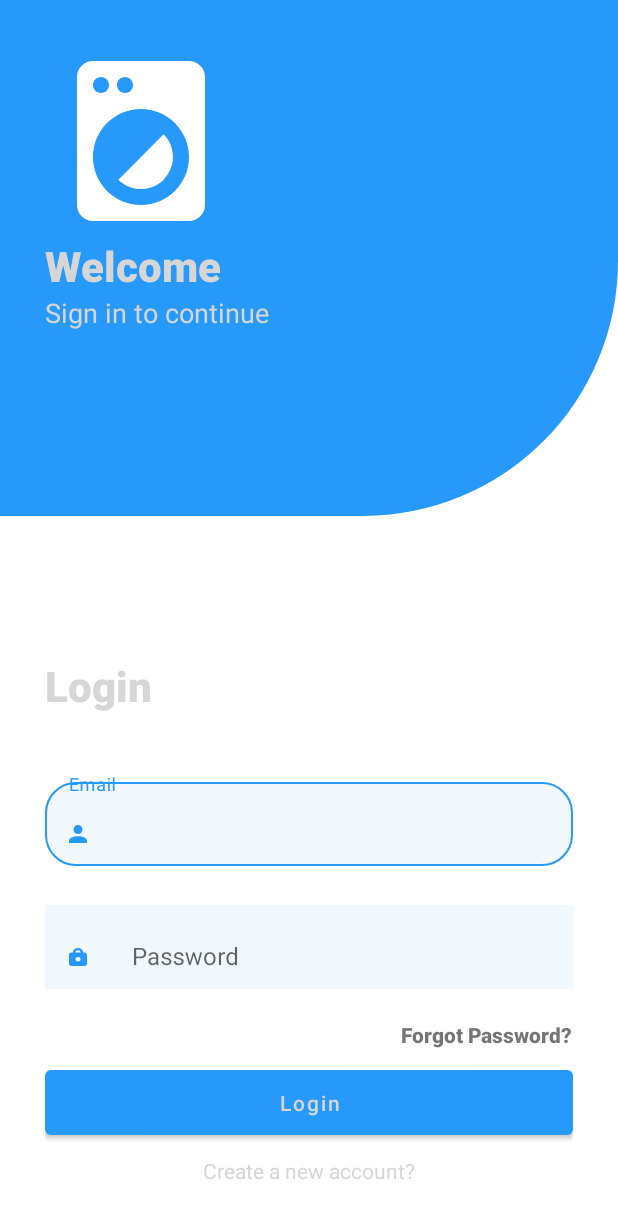
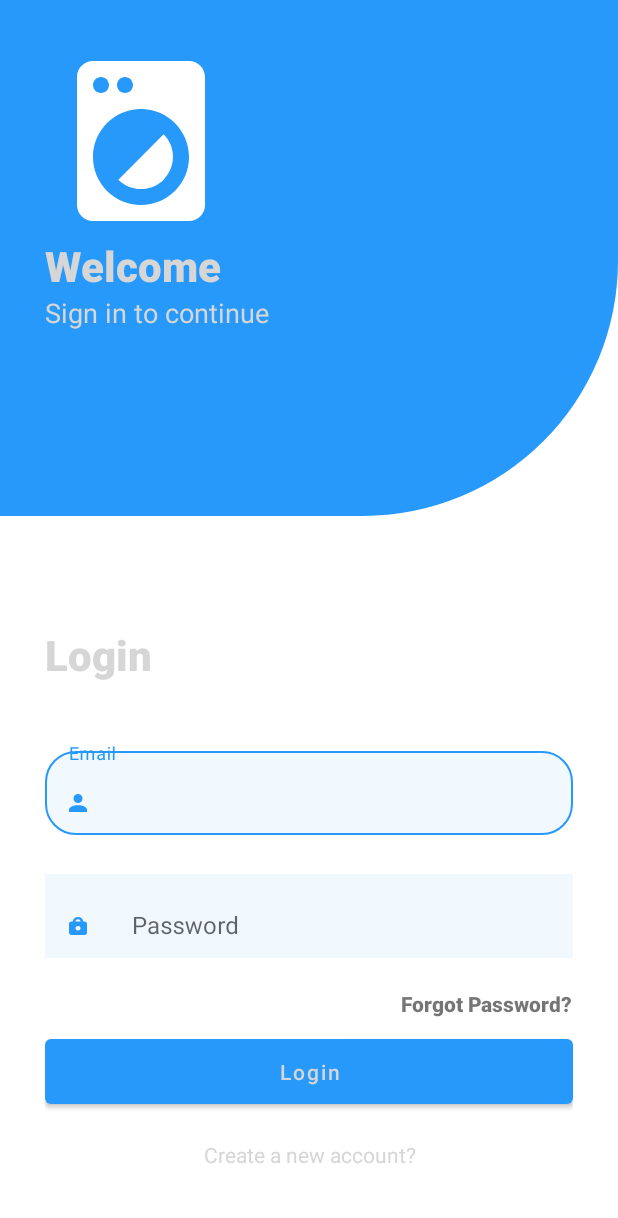
Before and after one commit to phuongtinhbien/NewLaundry2, an Android app: the screen it shows after launch (LoginActivity), on a phone screen of 412 x 824 dp. Shown: the top 1218 px of the screen. Run offline under Robolectric (Android 15) with nearby library versions, the phone set to English and light mode, and no system bars; libraries missing offline, so code that uses them is left out: com.apollographql.apollo.

Commit message:
change ui login fix err login

```diff
--- a/app/build.gradle
+++ b/app/build.gradle
@@ -20,8 +20,10 @@ android {
 
 apollo {
     customTypeMapping = [
-            "Jwt" : "java.lang.String",
-            "BigFloat": "java.lang.String"
+            "Jwt"     : "java.lang.String",
+            "BigFloat": "java.lang.String",
+            "Datetime": "java.lang.String",
+
     ]
     suppressRawTypesWarning = true
 }
--- a/app/src/main/AndroidManifest.xml
+++ b/app/src/main/AndroidManifest.xml
@@ -16,9 +16,7 @@
         android:theme="@style/AppTheme">
         <activity
             android:name=".Main.MainActivity"
-            android:label="@string/app_name">
-
-        </activity>
+            android:label="@string/app_name"></activity>
         <activity android:name=".Promotion.PromotionActivity" />
         <activity android:name=".Payment.PaymentActivity" />
         <activity
@@ -43,6 +41,7 @@
                 <category android:name="android.intent.category.LAUNCHER" />
             </intent-filter>
         </activity>
+        <activity android:name=".SignUpActivity"></activity>
     </application>
 
 </manifest>
--- a/app/src/main/java/com/example/vuphu/newlaundry/LoginActivity.java
+++ b/app/src/main/java/com/example/vuphu/newlaundry/LoginActivity.java
@@ -7,64 +7,53 @@ import android.support.design.widget.TextInputLayout;
 import android.support.v7.app.AppCompatActivity;
 import android.os.Bundle;
 import android.util.Log;
+import android.view.Gravity;
 import android.view.View;
 import android.widget.EditText;
 import android.widget.Toast;
 
+import com.apollographql.apollo.ApolloCall;
+import com.apollographql.apollo.ApolloClient;
+import com.apollographql.apollo.api.Response;
+import com.apollographql.apollo.exception.ApolloException;
 import com.example.vuphu.newlaundry.Graphql.GraphqlClient;
+import com.example.vuphu.newlaundry.Popup.Popup;
 import com.example.vuphu.newlaundry.Utils.PreferenceUtil;
 import com.example.vuphu.newlaundry.Graphql.Services;
 import com.example.vuphu.newlaundry.Main.MainActivity;
 import com.example.vuphu.newlaundry.Utils.Util;
 
-import static com.example.vuphu.newlaundry.R.string.input_email_err;
+import org.jetbrains.annotations.NotNull;
+
+import java.util.Calendar;
 
 public class LoginActivity extends AppCompatActivity {
 
     private EditText email;
     private EditText password;
     private MaterialButton btnLogin;
+    private Popup popup;
+    private static String token;
     @Override
     protected void onCreate(Bundle savedInstanceState) {
         super.onCreate(savedInstanceState);
         setContentView(R.layout.activity_login);
         init();
-        String preToken = PreferenceUtil.getAuthToken(getApplicationContext());
-        if (!Util.isEmptyorNull(preToken)) {
-            final Services services = new Services(GraphqlClient.getApolloClient(PreferenceUtil.getAuthToken(getApplicationContext()).trim()));
-            CurrentUserQuery.CurrentUser currentUser= services.currentUser();
-            if (currentUser!= null){
-                startActivity(new Intent(getApplicationContext(), MainActivity.class));
-                Log.i("current_user", currentUser.toString());
-                finish();
-            }
-
-        }
+        successLogin();
     }
 
     private  void init(){
         email = findViewById(R.id.login_email);
-        Util.showHideCursor(email);
         password = findViewById(R.id.login_password);
-        Util.showHideCursor(password);
         btnLogin = findViewById(R.id.btn_login);
 
+        popup = new Popup(this);
         btnLogin.setOnClickListener(new View.OnClickListener() {
             @Override
             public void onClick(View view) {
-                    if (validate()){
-                        String token = GraphqlClient
-                                .authentication(
-                                        email.getText().toString(),
-                                        password.getText().toString());
-
-                        if (!Util.isEmptyorNull(token)){
-                            PreferenceUtil.setAuthToken(getApplicationContext(),token);
-                            startActivity(new Intent(getApplicationContext(), MainActivity.class));
-                            finish();
-                        }
-
-                    }
+                popup.createLoadingDialog();
+                popup.show();
+                authentication(email.getText().toString(), password.getText().toString());
             }
         });
 
@@ -88,4 +77,71 @@ public class LoginActivity extends AppCompatActivity {
 
 
     }
+
+    public void signUp(View v){
+        startActivity(new Intent(this, SignUpActivity.class));
+    }
+
+    public String authentication(String email, String pass) {
+
+        GraphqlClient.getApolloClient(null, true).mutate(AuthenticateMutation.builder()
+                .email(email)
+                .password(pass)
+                .userType(Services.USER_TYPE)
+                .build()).enqueue(new ApolloCall.Callback<AuthenticateMutation.Data>() {
+            @Override
+            public void onResponse(@NotNull final Response<AuthenticateMutation.Data> response) {
+                /*   Log.i("authentication_token", response.data().authenticate().jwt());*/
+                token = response.data().authenticate().jwt();
+                LoginActivity.this.runOnUiThread(new Runnable() {
+                    @Override
+                    public void run() {
+                        if (!Util.isEmptyorNull(token)){
+
+                            popup.hide();
+                            PreferenceUtil.setAuthToken(getApplicationContext(), token);
+                            PreferenceUtil.setLastCheckedAuthTokenTime(getApplicationContext(), Calendar.getInstance().getTimeInMillis());
+                            successLogin();
+                        }
+                        else {
+                            popup.hide();
+                            popup.createFailDialog(R.string.email_password_wrong, R.string.btn_fail);
+                            popup.show();
+                        }
+
+                        if (response.hasErrors()){
+                            popup.hide();
+                            popup.createFailDialog(response.errors().get(0).message(), "Fail");
+                            popup.show();
+                        }
+                    }
+                });
+            }
+
+            @Override
+            public void onFailure(@NotNull ApolloException e) {
+                Log.e("authentication_err", e.getCause() + " - " + e);
+            }
+
+        });
+        return token;
+    }
+
+    private void successLogin(){
+        String preToken = PreferenceUtil.getAuthToken(getApplicationContext());
+        if (!Util.isEmptyorNull(preToken)) {
+            popup.createLoadingDialog();
+            popup.show();
+            final Services services = new Services(
+                    GraphqlClient.getApolloClient(preToken,
+                            false));
+            CurrentUserQuery.CurrentUser currentUser= services.currentUser();
+            if (currentUser!= null){
+                popup.hide();
+                Toast.makeText(LoginActivity.this, R.string.login_successfuly, Toast.LENGTH_SHORT).show();
+                startActivity(new Intent(getApplicationContext(), MainActivity.class));
+                finish();
+            }
+        }
+    }
 }
--- a/app/src/main/java/com/example/vuphu/newlaundry/Popup/Popup.java
+++ b/app/src/main/java/com/example/vuphu/newlaundry/Popup/Popup.java
@@ -4,6 +4,7 @@ import android.annotation.SuppressLint;
 import android.app.Activity;
 import android.app.Dialog;
 import android.graphics.drawable.ColorDrawable;
+import android.view.Gravity;
 import android.view.View;
 import android.view.ViewGroup;
 import android.view.Window;
@@ -41,12 +42,14 @@ public class Popup {
         dialog.requestWindowFeature(Window.FEATURE_NO_TITLE);
         dialog.getWindow().setLayout(ViewGroup.LayoutParams.MATCH_PARENT, ViewGroup.LayoutParams.WRAP_CONTENT);
         dialog.getWindow().setBackgroundDrawable(new ColorDrawable(android.R.color.transparent));
+        dialog.getWindow().setGravity(Gravity.BOTTOM);
         dialog.setCanceledOnTouchOutside(CANCEL_OUTSIDE);
         dialog.setContentView(R.layout.popup);
         dialogButton = dialog.findViewById(R.id.btn_popup);
         text = dialog.findViewById(R.id.txt_popup_content);
         loading = dialog.findViewById(R.id.progress_popup);
         list = dialog.findViewById(R.id.list_popup);
+        list.setVisibility(View.GONE);
         dialogButton.setOnClickListener(new View.OnClickListener() {
             @Override
             public void onClick(View view) {
@@ -60,6 +63,7 @@ public class Popup {
     }
 
     public void createSuccessDialog(String content, String button){
+        dialogButton.setVisibility(View.VISIBLE);
         text.setText(content);
         dialogButton.setText(button);
         dialogButton.setBackground(this.context.getDrawable(R.drawable.btn_bg));
@@ -67,6 +71,7 @@ public class Popup {
     }
     public void createSuccessDialog(int content, int button){
 
+        dialogButton.setVisibility(View.VISIBLE);
         text.setText(content);
         dialogButton.setText(button);
         dialogButton.setBackground(this.context.getDrawable(R.drawable.btn_bg));
@@ -75,12 +80,15 @@ public class Popup {
 
     public void createFailDialog(String content, String button){
 
+        dialogButton.setVisibility(View.VISIBLE);
         text.setText(content);
         dialogButton.setText(button);
+        dialogButton.setBackground(this.context.getDrawable(R.drawable.btn_fail_bg));
         loading.setVisibility(View.GONE);
     }
     public void createFailDialog(int content, int button){
 
+        dialogButton.setVisibility(View.VISIBLE);
         text.setText(content);
         dialogButton.setText(button);
         dialogButton.setBackground(this.context.getDrawable(R.drawable.btn_fail_bg));
@@ -89,6 +97,7 @@ public class Popup {
 
 
     public void createLoadingDialog (){
+        loading.setVisibility(View.VISIBLE);
         text.setText(R.string.notify_loading);
         dialogButton.setVisibility(View.GONE);
     }
--- a/app/src/main/res/drawable/btn_bg.xml
+++ b/app/src/main/res/drawable/btn_bg.xml
@@ -7,7 +7,7 @@ android:shape="rectangle">
     android:angle="0"
     android:type="linear">
 </gradient>
-<corners android:radius="20dp"></corners>
+<corners android:radius="10dp"></corners>
 <padding
     android:right="@dimen/btn_padding_left_right"
     android:left="@dimen/btn_padding_left_right"></padding>
--- a/app/src/main/res/drawable/btn_fail_bg.xml
+++ b/app/src/main/res/drawable/btn_fail_bg.xml
@@ -7,7 +7,7 @@
         android:angle="0"
         android:type="linear">
     </gradient>
-    <corners android:radius="20dp"></corners>
+    <corners android:radius="10dp"></corners>
     <padding
         android:right="@dimen/btn_padding_left_right"
         android:left="@dimen/btn_padding_left_right"></padding>
--- a/app/src/main/res/layout/activity_login.xml
+++ b/app/src/main/res/layout/activity_login.xml
@@ -56,19 +56,10 @@
             android:layout_width="match_parent"
             android:layout_height="wrap_content"
             android:layout_marginTop="10dp"
-            app:boxBackgroundMode="outline"
-            app:boxPaddingLeft="@dimen/input_drawable_padding"
-            app:boxPaddingRight="@dimen/input_drawable_padding"
-            app:boxCornerRadiusTopLeft="20dp"
-            app:boxCornerRadiusBottomLeft="20dp"
-            app:boxCornerRadiusBottomRight="20dp"
+            style="@style/textInputLayout"
             app:errorEnabled="true"
-            app:boxCornerRadiusTopRight="20dp"
-            app:boxStrokeColor="@color/colorAccent"
-            app:boxStrokeWidth="2dp"
-            app:errorTextAppearance="@style/error"
             android:id="@+id/login_email_layout"
-            app:boxBackgroundColor="@android:color/transparent">
+           >
         <EditText
             android:layout_width="match_parent"
             android:layout_height="wrap_content"
@@ -88,19 +79,9 @@
         <android.support.design.widget.TextInputLayout
             android:layout_width="match_parent"
             android:layout_height="wrap_content"
-            app:boxBackgroundMode="outline"
-            app:boxPaddingLeft="@dimen/input_drawable_padding"
-            app:boxPaddingRight="@dimen/input_drawable_padding"
-            app:boxCornerRadiusTopLeft="20dp"
-            app:boxCornerRadiusBottomLeft="20dp"
-            app:boxCornerRadiusBottomRight="20dp"
+            android:id="@+id/login_password_layout"
             app:errorEnabled="true"
-            app:boxCornerRadiusTopRight="20dp"
-            app:errorTextAppearance="@style/error"
-            app:boxStrokeColor="@color/colorAccent"
-            app:boxStrokeWidth="2dp"
-            android:id="@+id/login_password_layout"
-            app:boxBackgroundColor="@android:color/transparent">
+            style="@style/textInputLayout">
             <EditText
                 android:layout_width="match_parent"
                 android:layout_height="wrap_content"
@@ -119,6 +100,7 @@
             android:layout_width="wrap_content"
             android:layout_height="wrap_content"
             android:layout_gravity="end"
+
             android:fontFamily="sans-serif-black"
             android:text="@string/forgot_pass"
             android:textSize="@dimen/font_size_text" />
@@ -134,12 +116,15 @@
             app:backgroundTint="@color/colorAccent"
             android:id="@+id/btn_login"
             android:textAllCaps="false"/>
-        <TextView
+        <Button
             android:layout_width="wrap_content"
             android:layout_height="wrap_content"
-            android:layout_gravity="center"
+            android:layout_gravity="center_horizontal"
             android:fontFamily="sans-serif"
+            style="@style/Base.Widget.AppCompat.Button.Borderless"
             android:textColor="@color/black_de"
+            android:onClick="signUp"
+            android:textAllCaps="false"
             android:text="@string/login_create"
             android:padding="@dimen/margin_item"
             android:layout_marginTop="@dimen/margin_item"
--- a/app/src/main/res/layout/fragment_account.xml
+++ b/app/src/main/res/layout/fragment_account.xml
@@ -283,6 +283,7 @@
                         app:fabSize="normal"
                         android:layout_gravity="center"
                         android:padding="@dimen/margin_item"
+                        android:id="@+id/btn_logout"
                         app:rippleColor="@color/colorAccent" />
             </android.support.design.card.MaterialCardView>
         </LinearLayout>
--- a/app/src/main/res/layout/popup.xml
+++ b/app/src/main/res/layout/popup.xml
@@ -6,6 +6,7 @@
     app:cardBackgroundColor="@color/bgWhite"
     app:cardMaxElevation="20dp"
     app:cardCornerRadius="20dp"
+    android:layout_gravity="bottom"
     android:forceHasOverlappingRendering="true"
     android:layout_height="wrap_content">
     <LinearLayout
@@ -28,7 +29,6 @@
             android:layout_height="wrap_content"
             android:text="OK"
             android:layout_marginTop="@dimen/popup_margin"
-            android:layout_marginBottom="@dimen/popup_margin"
             android:layout_marginRight="@dimen/btn_margin_left_right"
             android:layout_marginLeft="@dimen/btn_margin_left_right"
             android:textColor="@color/textColorBtn"
@@ -38,7 +38,6 @@
         <ProgressBar
             android:layout_width="wrap_content"
             android:layout_height="wrap_content"
-            android:layout_margin="@dimen/popup_margin"
             android:id="@+id/progress_popup"
             style="@style/Widget.AppCompat.ProgressBar"
             />
--- a/app/src/main/res/values/styles.xml
+++ b/app/src/main/res/values/styles.xml
@@ -48,9 +48,12 @@
         <item name="android:windowMinWidthMinor">90%</item>
         <item name="android:windowBackground">@android:color/transparent</item>
         <item name="android:windowNoTitle">true</item>
+        <item name="android:gravity">bottom</item>
+        <item name="android:layout_marginBottom">@dimen/margin_item_horizontal</item>
         <item name="android:layout_width">match_parent</item>
         <item name="android:layout_height">wrap_content</item>
         <item name="android:textColor">@android:color/black</item>
+
     </style>
 
 
@@ -67,5 +70,19 @@
         <item name="android:textSize">12dp</item>
     </style>
 
+    <style name="textInputLayout" parent="Widget.MaterialComponents.TextInputLayout.OutlineBox">
+       <item name="boxBackgroundColor">@android:color/transparent</item>
+        <item name="boxCornerRadiusBottomLeft">10dp</item>
+        <item name="boxCornerRadiusTopLeft">10dp</item>
+        <item name="boxCornerRadiusBottomRight">10dp</item>
+        <item name="boxCornerRadiusTopRight">10dp</item>
+        <item name="errorTextAppearance">@style/error</item>
+        <item name="boxBackgroundMode">outline</item>
+        <item name="boxPaddingLeft">@dimen/input_drawable_padding</item>
+        <item name="boxPaddingRight">@dimen/input_drawable_padding</item>
+        <item name="boxStrokeColor">@color/colorAccent</item>
+        <item name="boxStrokeWidth">2dp</item>
+    </style>
+
 
 </resources>
```
Also changed, not shown: app/src/main/java/com/example/vuphu/newlaundry/Graphql/GraphqlClient.java (+5 -43 lines), app/src/main/java/com/example/vuphu/newlaundry/Graphql/Services.java (+1 -23 lines), app/src/main/java/com/example/vuphu/newlaundry/Main/Fragment/AccountFragment.java (+35 -1 lines), app/src/main/java/com/example/vuphu/newlaundry/SignUpActivity.java (added, +136 -0 lines), app/src/main/java/com/example/vuphu/newlaundry/Utils/PreferenceUtil.java (+8 -0 lines), app/src/main/res/layout/activity_sign_up.xml (added, +154 -0 lines), app/src/main/res/values/strings.xml (+9 -0 lines).
